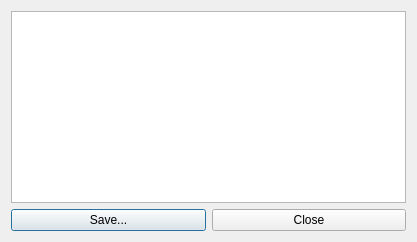
mbdevpl/VaDoR, file src/summary_window.ui: the form before one commit.
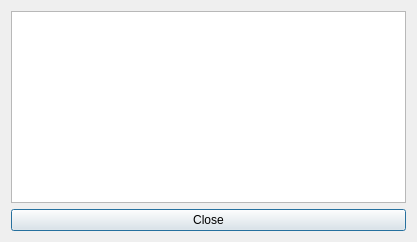
The form after the commit. Icons and pictures are not drawn.

The edit to the form file:
```diff
--- a/src/summary_window.ui
+++ b/src/summary_window.ui
@@ -27,13 +27,6 @@
    </item>
    <item>
     <layout class="QHBoxLayout" name="horizontalLayout">
-     <item>
-      <widget class="QPushButton" name="saveButton">
-       <property name="text">
-        <string>Save...</string>
-       </property>
-      </widget>
-     </item>
      <item>
       <widget class="QPushButton" name="CloseButton">
        <property name="text">
```
